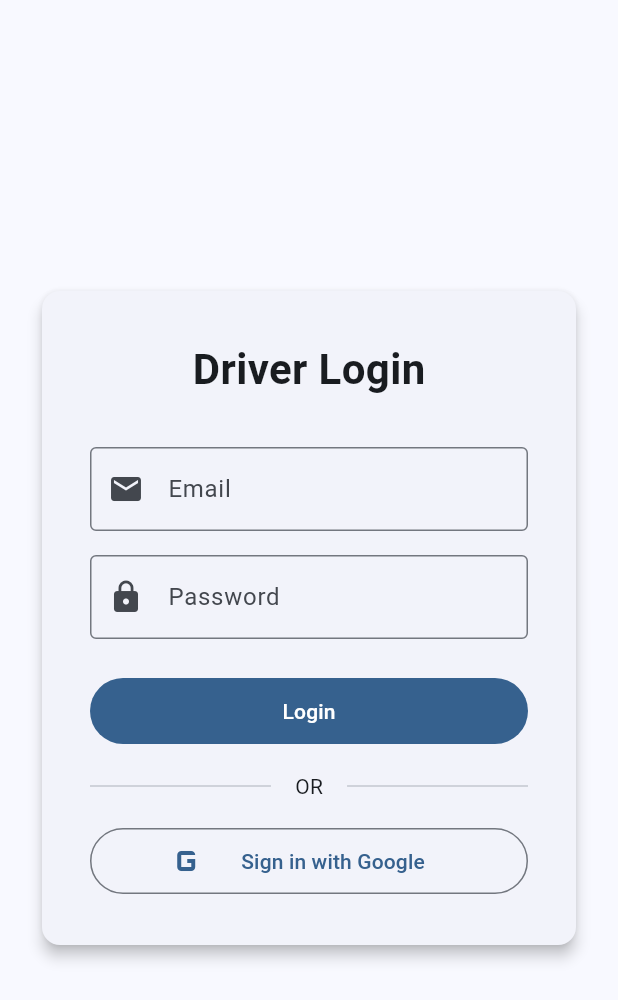
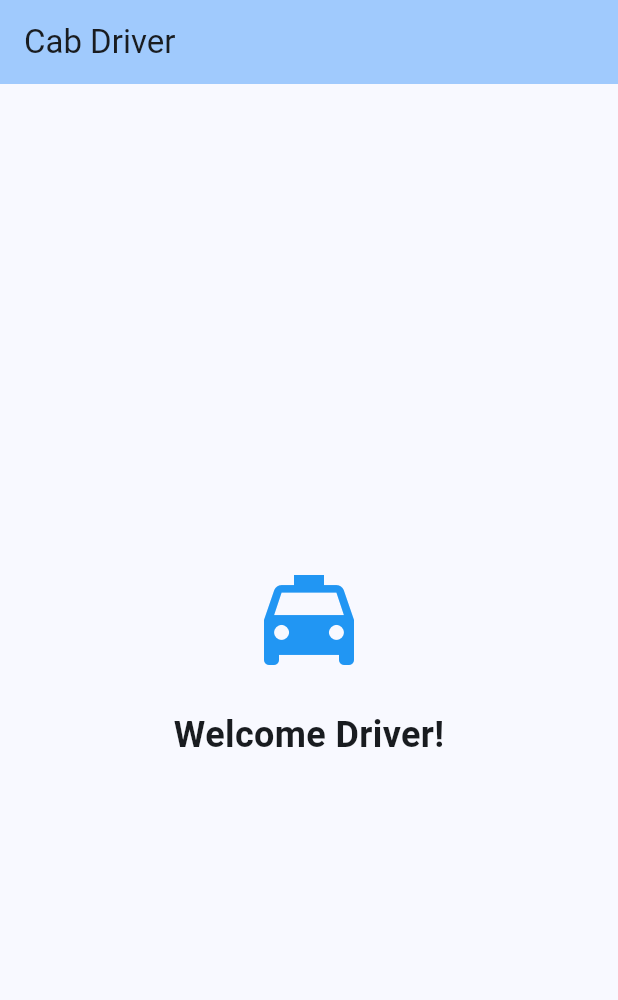
Before and after one commit to h3-services/cab_app_driver, a Flutter app: the screen it shows after launch, on a phone screen of 412 x 824 dp. Shown: the top 1000 px of the screen. Run offline on Flutter 3.47's test engine with Material 3 defaults, Android fonts, the phone set to English and light mode, and no system bars; our stand-ins replace firebase_core, firebase_messaging; accounts and stored records are empty.

Commit message:
main page

```diff
--- a/lib/main.dart
+++ b/lib/main.dart
@@ -1,15 +1,7 @@
 import 'package:flutter/material.dart';
-import 'package:firebase_core/firebase_core.dart';
-import 'package:firebase_messaging/firebase_messaging.dart';
-import 'screens/login_screen.dart';
-import 'screens/driver_home_screen.dart';
-import 'services/fcm_service.dart';
-import 'firebase_options.dart';
 
-void main() async {
-  WidgetsFlutterBinding.ensureInitialized();
-  await Firebase.initializeApp(options: DefaultFirebaseOptions.currentPlatform);
-  FirebaseMessaging.onBackgroundMessage(firebaseMessagingBackgroundHandler);
+void main()  {
+
   runApp(const MyApp());
 }
 
@@ -24,11 +16,41 @@ class MyApp extends StatelessWidget {
         colorScheme: ColorScheme.fromSeed(seedColor: Colors.blue),
         useMaterial3: true,
       ),
-      initialRoute: '/login',
-      routes: {
-        '/login': (context) => const LoginScreen(),
-        '/driverHome': (context) => const DriverHomeScreen(),
-      },debugShowCheckedModeBanner: false,
+      home: const HomePage(),
     );
   }
 }
+
+class HomePage extends StatelessWidget {
+  const HomePage({super.key});
+
+  @override
+  Widget build(BuildContext context) {
+    return Scaffold(
+      appBar: AppBar(
+        title: const Text('Cab Driver'),
+        backgroundColor: Theme.of(context).colorScheme.inversePrimary,
+      ),
+      body: const Center(
+        child: Column(
+          mainAxisAlignment: MainAxisAlignment.center,
+          children: [
+            Icon(
+              Icons.local_taxi,
+              size: 80,
+              color: Colors.blue,
+            ),
+            SizedBox(height: 20),
+            Text(
+              'Welcome Driver!',
+              style: TextStyle(
+                fontSize: 24,
+                fontWeight: FontWeight.bold,
+              ),
+            ),
+          ],
+        ),
+      ),
+    );
+  }
+}
```
